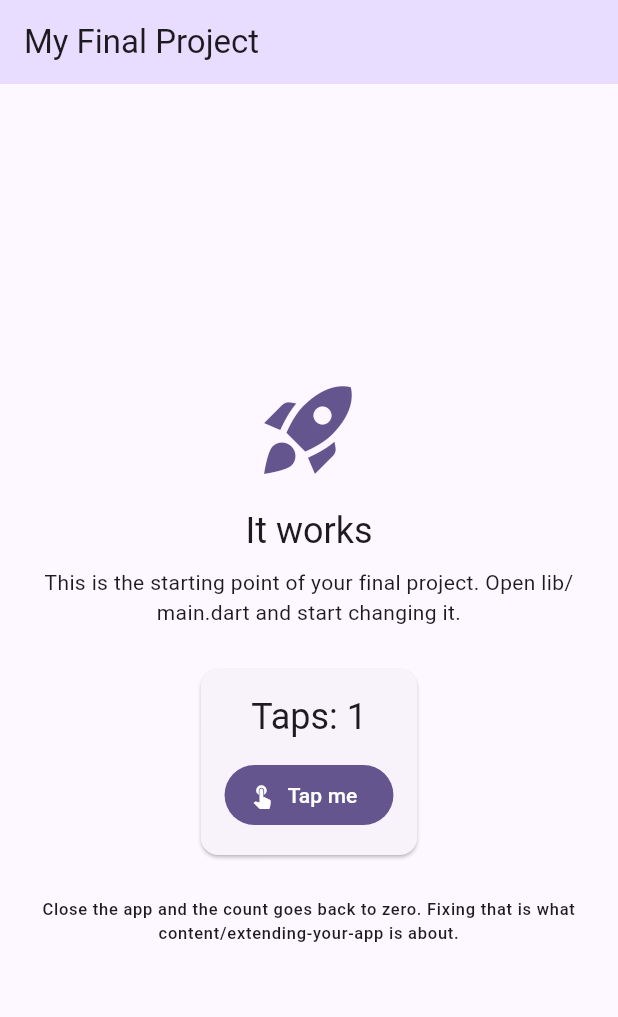
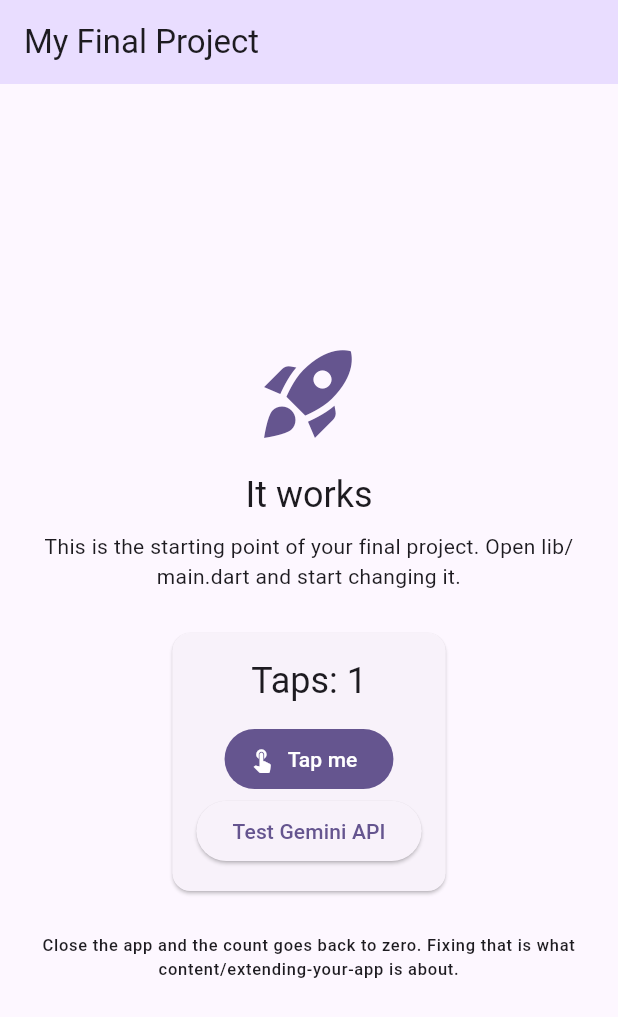
Before and after one commit to alzltrav/Delitess, a Flutter app: the screen it shows after launch, after a tap on "Tap me", on a phone screen of 412 x 824 dp. Shown: the top 1017 px of the screen. Run offline on Flutter 3.47's test engine with Material 3 defaults, Android fonts, the phone set to English and light mode, and no system bars; our stand-ins replace device_preview, flutter_dotenv, google_generative_ai, image_picker, shared_preferences.

Commit message:
spike Gemini API with image_picker and dotenv

```diff
--- a/lib/main.dart
+++ b/lib/main.dart
@@ -10,9 +10,16 @@
 import 'package:device_preview/device_preview.dart';
 import 'package:flutter/foundation.dart';
 import 'package:flutter/material.dart';
+import 'package:google_generative_ai/google_generative_ai.dart';
+import 'package:image_picker/image_picker.dart';
 import 'package:shared_preferences/shared_preferences.dart';
+import 'package:flutter_dotenv/flutter_dotenv.dart';
 
-void main() {
+Future <void> main() async {
+  WidgetsFlutterBinding.ensureInitialized();
+
+  await dotenv.load(fileName: ".env");
+
   runApp(
     // DevicePreview draws a phone frame around your app, so it is judged at the
     // size it was designed for instead of stretched across a laptop window.
@@ -71,6 +78,8 @@ class HomeScreen extends StatefulWidget {
 }
 
 class _HomeScreenState extends State<HomeScreen> {
+
+
   // State: a plain field. Changing it does nothing on its own; the screen only
   // redraws when you change it inside setState.
   @override
@@ -96,7 +105,6 @@ class _HomeScreenState extends State<HomeScreen> {
 
 
   Future<void> _handleTap() async {
-    final shared_prefs = await SharedPreferences.getInstance();
 
     setState(() {
       _taps++;
@@ -106,6 +114,34 @@ class _HomeScreenState extends State<HomeScreen> {
     });
     final sharedPrefs = await SharedPreferences.getInstance();
     await sharedPrefs.setInt('tap', _taps);
+
+  }
+
+  Future<void> _testGemini() async {
+
+    final image = await ImagePicker().pickImage(source: ImageSource.gallery);
+
+    if (image == null) return;
+
+    final bytes = await image.readAsBytes();
+
+    final apiKey = dotenv.env['GEMINI_API_KEY'];
+    if (apiKey == null) {
+      print('API Key is missing.');
+      return;
+    }
+
+    final model = GenerativeModel(model: 'gemini-3.6-flash', apiKey: apiKey);
+
+    final response = await model.generateContent([
+      Content.multi([
+        TextPart('What dish is this? Give me a brief recipe.'),
+        DataPart('image/jpeg', bytes)
+      ])
+    ]);
+
+    print(response.text);
+
 
   }
 
@@ -154,6 +190,10 @@ class _HomeScreenState extends State<HomeScreen> {
                         icon: const Icon(Icons.touch_app),
                         label: const Text('Tap me'),
                       ),
+                      ElevatedButton(
+                        onPressed: _testGemini,
+                        child: const Text('Test Gemini API'),
+                        ),
                     ],
                   ),
                 ),
```
Also changed, not shown: pubspec.yaml (+7 -0 lines).
